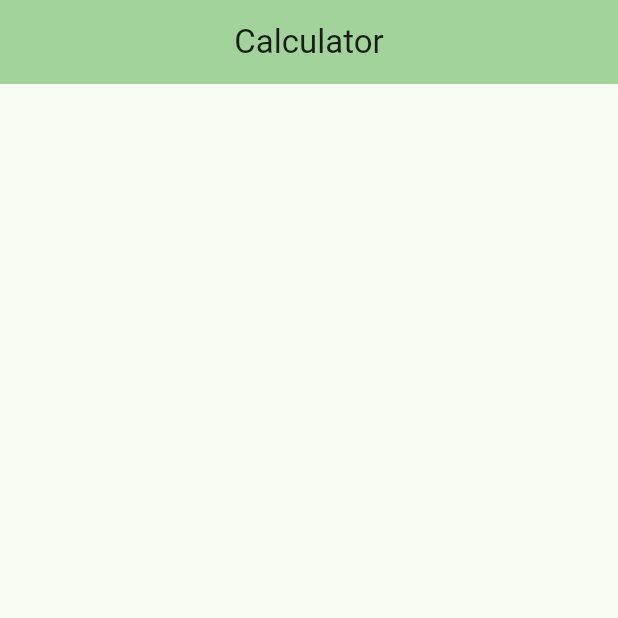
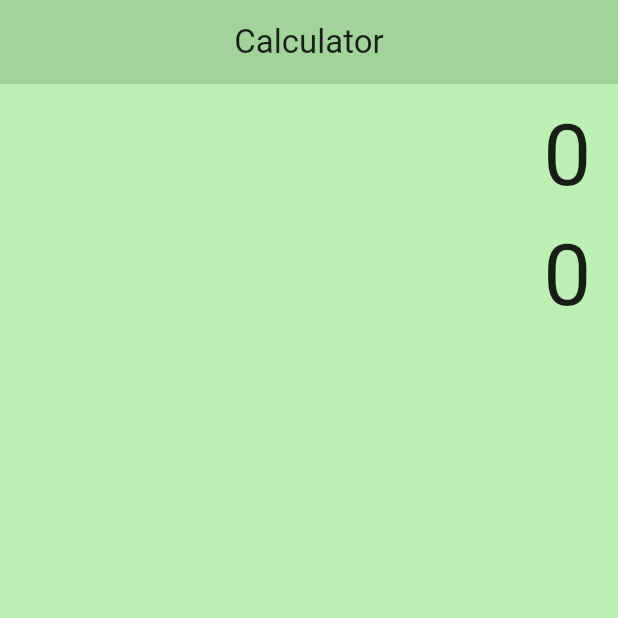
Before and after one commit to Vgbhieel/day00, a Flutter app: the screen it shows after launch, on a phone screen of 412 x 824 dp, the top half of it. Run offline on Flutter 3.47's test engine with Material 2 defaults, Android fonts, the phone set to English and light mode, and no system bars.

Commit message:
feat: implement result and expression views

```diff
--- a/ex02/lib/calculator_page.dart
+++ b/ex02/lib/calculator_page.dart
@@ -1,4 +1,4 @@
-import 'package:calculator/widget/calculator_result.dart';
+import 'package:calculator/widget/calculator_text.dart';
 import 'package:flutter/material.dart';
 
 class CalculatorPage extends StatelessWidget {
@@ -6,11 +6,25 @@ class CalculatorPage extends StatelessWidget {
 
   @override
   Widget build(BuildContext context) {
+    final ThemeData theme = Theme.of(context);
     return Scaffold(
+      backgroundColor: theme.colorScheme.primaryContainer,
       appBar: AppBar(
         centerTitle: true,
-        title: const Text("Calculator"),
-        backgroundColor: Theme.of(context).colorScheme.inversePrimary,
+        title: const Text(
+          "Calculator",
+        ),
+        backgroundColor: theme.colorScheme.inversePrimary,
+      ),
+      body: const Center(
+        child: Column(
+          children: [
+            SizedBox(height: 16),
+            CalculatorText(value: "0"),
+            SizedBox(height: 16),
+            CalculatorText(value: "0"),
+          ],
+        ),
       ),
     );
   }
--- a/ex02/lib/calculator_screen.dart
+++ b/ex02/lib/calculator_screen.dart
@@ -6,7 +6,6 @@ final class CalculatorScreen extends StatelessWidget {
 
   @override
   Widget build(BuildContext context) {
-    ThemeData theme = Theme.of(context);
     return MaterialApp(
       theme: ThemeData(
         colorScheme: ColorScheme.fromSeed(seedColor: Colors.green),
--- a/ex02/lib/widget/calculator_result.dart
+++ /dev/null
@@ -1,16 +0,0 @@
-import 'package:flutter/material.dart';
-
-class CalculatorResult extends StatelessWidget {
-  final String value;
-
-  const CalculatorResult({super.key, required this.value});
-
-  @override
-  Widget build(BuildContext context) {
-    return Text(
-      value,
-      textAlign: TextAlign.end,
-      style: Theme.of(context).textTheme.labelLarge,
-    );
-  }
-}
--- /dev/null
+++ b/ex02/lib/widget/calculator_text.dart
@@ -0,0 +1,26 @@
+import 'package:flutter/material.dart';
+
+class CalculatorText extends StatelessWidget {
+  final String value;
+
+  const CalculatorText({super.key, required this.value});
+
+  @override
+  Widget build(BuildContext context) {
+    ThemeData theme = Theme.of(context);
+
+    return Row(
+      mainAxisAlignment: MainAxisAlignment.end,
+      children: [
+        SizedBox(
+          child: Text(
+            value,
+            textAlign: TextAlign.end,
+            style: theme.textTheme.displayLarge,
+          ),
+        ),
+        const SizedBox(width: 18)
+      ],
+    );
+  }
+}
```
